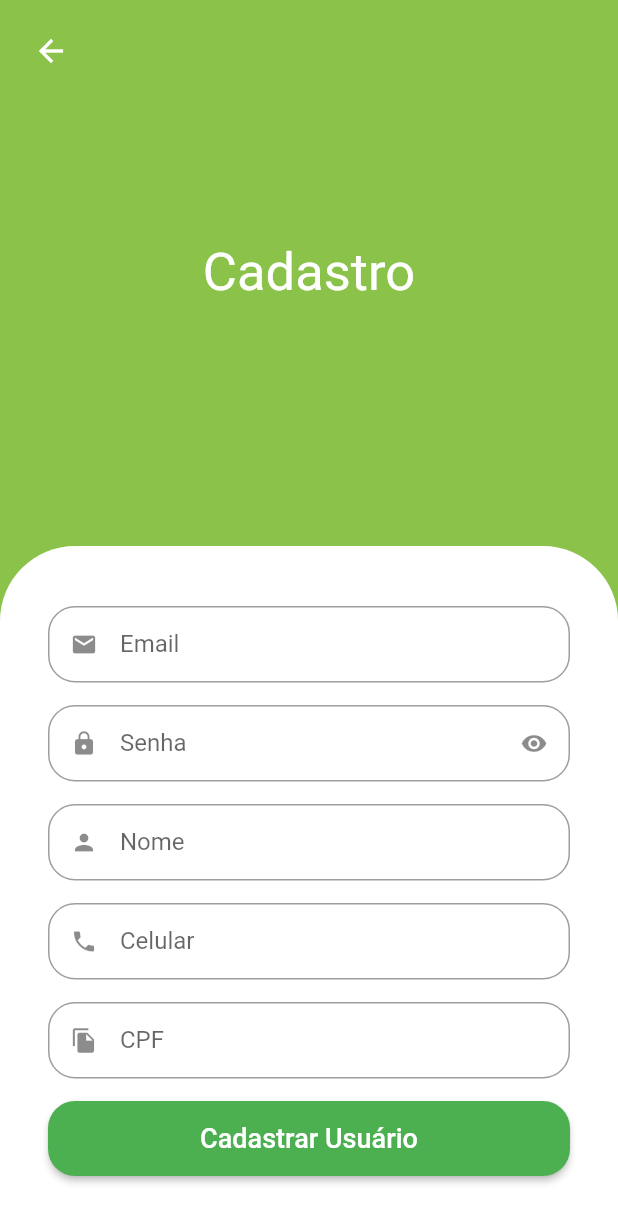
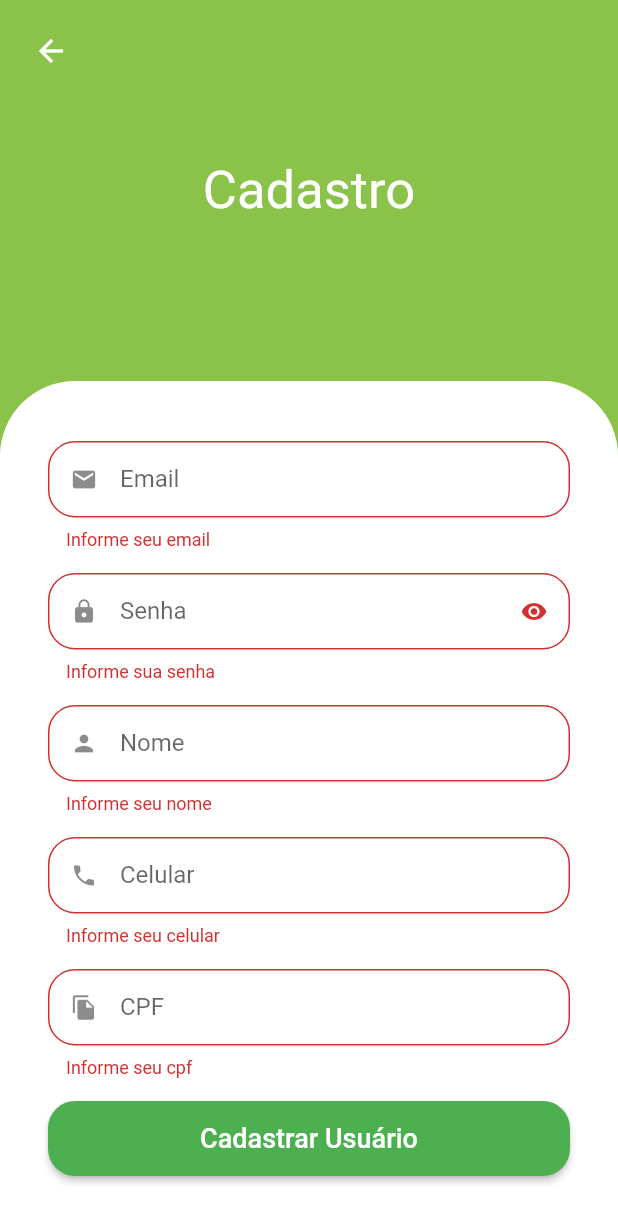
Before and after one commit to franciscpd/greengrocer, a Flutter app: the SignUpScreen screen opened by its route, after a tap on "Cadastrar Usuário", on a phone screen of 412 x 824 dp. Shown: the top 1223 px of the screen. Run offline on Flutter 3.47's test engine with Material 2 defaults, Android fonts, the phone set to English and light mode, and no system bars; our stand-ins replace animated_text_kit, dio, flutter_dotenv, flutter_secure_storage, fluttertoast, freezed_annotation and 4 more; missing offline and left inert: add_to_cart_animation; accounts and stored records are empty.

Commit message:
feat: add sign up

```diff
--- a/lib/src/pages/auth/repositories/auth_errors.dart
+++ b/lib/src/pages/auth/repositories/auth_errors.dart
@@ -1,9 +1,16 @@
 String authErrorsString(String? error) {
+  print(error);
   switch (error) {
     case 'Invalid credentials':
       return 'Email e/ou senha inválidos';
     case 'Invalid session token':
       return 'Token inválido';
+    case 'Account already exists for this username.':
+      return 'Email já cadastrado';
+    case 'A duplicate value for a field with unique values was provided':
+      return 'CPF já cadastrado';
+    case 'CPF is not valid':
+      return 'CPF inválido';
     default:
       return 'Um erro indefinido ocorreu';
   }
--- a/lib/src/pages/auth/views/sign_up_screen.dart
+++ b/lib/src/pages/auth/views/sign_up_screen.dart
@@ -2,12 +2,16 @@ import 'package:get/get.dart';
 import 'package:flutter/material.dart';
 
 import 'package:greengrocer/src/pages/auth/components/custom_elevated_button.dart';
+import 'package:greengrocer/src/pages/auth/controllers/auth_controller.dart';
 import 'package:greengrocer/src/pages/common_widgets/custom_text_field.dart';
 import 'package:greengrocer/src/config/custom_colors.dart';
+import 'package:greengrocer/src/services/validators.dart';
 import 'package:mask_text_input_formatter/mask_text_input_formatter.dart';
 
 class SignUpScreen extends StatelessWidget {
   SignUpScreen({Key? key}) : super(key: key);
+
+  final GlobalKey<FormState> _formKey = GlobalKey<FormState>();
 
   final MaskTextInputFormatter cpfFormatter = MaskTextInputFormatter(
     mask: '###.###.###-##',
@@ -18,6 +22,8 @@ class SignUpScreen extends StatelessWidget {
     mask: '## # ####-####',
     filter: {'#': RegExp(r'[0-9]')},
   );
+
+  final AuthController _authController = Get.find<AuthController>();
 
   @override
   Widget build(BuildContext context) {
@@ -55,40 +61,77 @@ class SignUpScreen extends StatelessWidget {
                       ),
                     ),
                     //Formulário
+                    child: Form(
+                      key: _formKey,
                       child: Column(
                         crossAxisAlignment: CrossAxisAlignment.stretch,
                         children: [
                           //email
-                        const CustomTextField(
+                          CustomTextField(
                             icon: Icons.email,
                             label: 'Email',
+                            keyboardType: TextInputType.emailAddress,
+                            validator: emailValidator,
+                            onSaved: (String? newValue) {
+                              _authController.user.email = newValue;
+                            },
                           ),
                           //senha
-                        const CustomTextField(
+                          CustomTextField(
                             icon: Icons.lock,
                             label: 'Senha',
                             isSecret: true,
+                            validator: passwordValidator,
+                            onSaved: (String? newValue) {
+                              _authController.user.password = newValue;
+                            },
                           ),
-                        const CustomTextField(
+                          CustomTextField(
                             icon: Icons.person,
                             label: 'Nome',
+                            validator: nameValidator,
+                            onSaved: (String? newValue) {
+                              _authController.user.fullName = newValue;
+                            },
                           ),
                           CustomTextField(
                             icon: Icons.phone,
                             label: 'Celular',
                             inputFormatters: [phoneFormatter],
+                            keyboardType: TextInputType.phone,
+                            validator: phoneValidator,
+                            onSaved: (String? newValue) {
+                              _authController.user.phone = newValue;
+                            },
                           ),
                           CustomTextField(
                             icon: Icons.file_copy,
                             label: 'CPF',
                             inputFormatters: [cpfFormatter],
+                            keyboardType: TextInputType.number,
+                            validator: cpfValidator,
+                            onSaved: (String? newValue) {
+                              _authController.user.cpf = newValue;
+                            },
                           ),
                           //Cadastrar
-                        CustomElevatedButton(
+                          Obx(
+                            () {
+                              return CustomElevatedButton(
                                 text: 'Cadastrar Usuário',
-                          onPressed: () {},
+                                isLoading: _authController.isLoading.value,
+                                onPressed: () {
+                                  if (_formKey.currentState!.validate()) {
+                                    _formKey.currentState!.save();
+
+                                    _authController.signUp();
+                                  }
+                                },
+                              );
+                            },
+                          )
+                        ],
                       ),
-                      ],
                     ),
                   ),
                 ],
--- a/lib/src/pages/common_widgets/custom_text_field.dart
+++ b/lib/src/pages/common_widgets/custom_text_field.dart
@@ -10,6 +10,8 @@ class CustomTextField extends StatefulWidget {
   final bool readonly;
   final String? Function(String?)? validator;
   final TextEditingController? controller;
+  final TextInputType? keyboardType;
+  final void Function(String?)? onSaved;
 
   const CustomTextField({
     Key? key,
@@ -21,6 +23,8 @@ class CustomTextField extends StatefulWidget {
     this.readonly = false,
     this.validator,
     this.controller,
+    this.keyboardType,
+    this.onSaved,
   }) : super(key: key);
 
   @override
@@ -48,6 +52,8 @@ class _CustomTextFieldState extends State<CustomTextField> {
         obscureText: isObscure,
         controller: widget.controller,
         validator: widget.validator,
+        onSaved: widget.onSaved,
+        keyboardType: widget.keyboardType,
         decoration: InputDecoration(
           isDense: true,
           prefixIcon: Icon(widget.icon),
--- /dev/null
+++ b/lib/src/services/validators.dart
@@ -0,0 +1,57 @@
+import 'package:get/get.dart';
+
+String? emailValidator(String? email) {
+  if (email == null || email.isEmpty) {
+    return 'Informe seu email';
+  }
+
+  if (!email.isEmail) return 'Informe um email válido';
+
+  return null;
+}
+
+String? passwordValidator(String? password) {
+  if (password == null || password.isEmpty) {
+    return 'Informe sua senha';
+  }
+
+  if (password.length < 7) {
+    return 'A senha tem que ter no mínimo 7 caracteres';
+  }
+
+  return null;
+}
+
+String? nameValidator(String? name) {
+  if (name == null || name.isEmpty) {
+    return 'Informe seu nome';
+  }
+
+  if (name.split(' ').length == 1) {
+    return 'Informe seu nome completo';
+  }
+
+  return null;
+}
+
+String? phoneValidator(String? phone) {
+  if (phone == null || phone.isEmpty) {
+    return 'Informe seu celular';
+  }
+
+  if (!phone.isPhoneNumber || phone.length < 14) {
+    return 'Informe um número válido';
+  }
+
+  return null;
+}
+
+String? cpfValidator(String? cpf) {
+  if (cpf == null || cpf.isEmpty) {
+    return 'Informe seu cpf';
+  }
+
+  if (!cpf.isCpf) return 'Informe um cpf válido';
+
+  return null;
+}
```
Also changed, not shown: lib/src/pages/auth/controllers/auth_controller.dart (+22 -0 lines), lib/src/pages/auth/repositories/auth_repository.dart (+23 -15 lines), lib/src/pages/auth/views/sign_in_screen.dart (+4 -16 lines), lib/src/pages/profile/profile_tab.dart (+7 -1 lines). Lines whose indentation alone changed are shown as unchanged.
